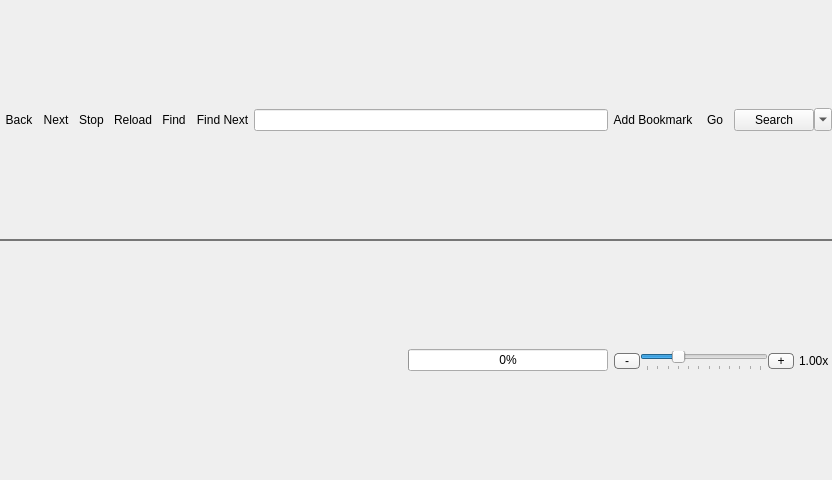
First picture: the form in ryouko_lib/mainwindow.ui, repository yusumishi/ryouko, before the edit.
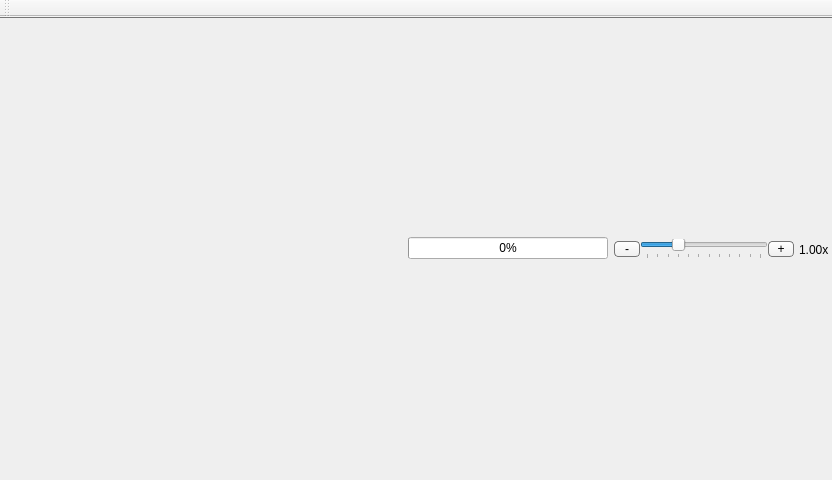
Second picture: the form after the edit.

Commit message: Heavily modified layout of the browser.

What changed in the file:
```diff
--- a/ryouko_lib/mainwindow.ui
+++ b/ryouko_lib/mainwindow.ui
@@ -14,9 +14,7 @@
    <string>Ryouko</string>
   </property>
   <property name="styleSheet">
-   <string notr="true">QListWidget {
-border: 0;
-}</string>
+   <string notr="true"/>
   </property>
   <property name="unifiedTitleAndToolBarOnMac">
    <bool>false</bool>
@@ -29,256 +27,7 @@
     <property name="spacing">
      <number>0</number>
     </property>
-    <item row="1" column="0">
-     <widget class="QWidget" name="mainToolBar" native="true">
-      <property name="sizePolicy">
-       <sizepolicy hsizetype="Preferred" vsizetype="Preferred">
-        <horstretch>0</horstretch>
-        <verstretch>0</verstretch>
-       </sizepolicy>
-      </property>
-      <property name="styleSheet">
-       <string notr="true">#mainToolBar {
-border-bottom: 1px solid palette(shadow);
-}</string>
-      </property>
-      <layout class="QGridLayout" name="mainToolBarContents">
-       <property name="margin">
-        <number>0</number>
-       </property>
-       <property name="spacing">
-        <number>0</number>
-       </property>
-       <item row="0" column="0">
-        <layout class="QHBoxLayout" name="mainToolBarLayout">
-         <property name="spacing">
-          <number>0</number>
-         </property>
-         <property name="bottomMargin">
-          <number>0</number>
-         </property>
-         <item>
-          <widget class="QWidget" name="subToolBar" native="true">
-           <property name="styleSheet">
-            <string notr="true">#subToolBar {
-min-width: 24px;
-}
-
-QListWidget {
-border: 0;
-}
-        
-QToolButton, QPushButton {
-min-width: 24px;
-border: 1px solid transparent;
-padding: 4px;
-border-radius: 4px;
-background-color: transparent;
-}
-
-QToolButton:hover, QPushButton:hover {
-border: 1px solid palette(shadow);
-background: qlineargradient(x1: 0, y1: 0, x2: 0, y2: 1,     stop:0 palette(light), stop:1 palette(button));
-}
-
-QToolButton:pressed, QPushButton:pressed {
-border: 1px solid palette(shadow);
-background: qlineargradient(x1: 0, y1: 0, x2: 0, y2: 1,     stop:0 palette(shadow), stop:1 palette(button));
-}</string>
-           </property>
-           <layout class="QHBoxLayout" name="horizontalLayout">
-            <property name="spacing">
-             <number>0</number>
-            </property>
-            <property name="margin">
-             <number>0</number>
-            </property>
-            <item>
-             <widget class="QPushButton" name="backButton">
-              <property name="focusPolicy">
-               <enum>Qt::TabFocus</enum>
-              </property>
-              <property name="toolTip">
-               <string>&lt;b&gt;Back&lt;/b&gt;&lt;br&gt;Alt+Left Arrow</string>
-              </property>
-              <property name="styleSheet">
-               <string notr="true"/>
-              </property>
-              <property name="text">
-               <string>Back</string>
-              </property>
-             </widget>
-            </item>
-            <item>
-             <widget class="QPushButton" name="nextButton">
-              <property name="focusPolicy">
-               <enum>Qt::TabFocus</enum>
-              </property>
-              <property name="toolTip">
-               <string>&lt;b&gt;Next&lt;/b&gt;&lt;br&gt;Alt+Right Arrow</string>
-              </property>
-              <property name="styleSheet">
-               <string notr="true"/>
-              </property>
-              <property name="text">
-               <string>Next</string>
-              </property>
-             </widget>
-            </item>
-            <item>
-             <widget class="QPushButton" name="stopButton">
-              <property name="focusPolicy">
-               <enum>Qt::TabFocus</enum>
-              </property>
-              <property name="toolTip">
-               <string>&lt;b&gt;Stop&lt;/b&gt;&lt;br&gt;Esc</string>
-              </property>
-              <property name="text">
-               <string>Stop</string>
-              </property>
-             </widget>
-            </item>
-            <item>
-             <widget class="QPushButton" name="reloadButton">
-              <property name="focusPolicy">
-               <enum>Qt::TabFocus</enum>
-              </property>
-              <property name="toolTip">
-               <string>&lt;b&gt;Reload&lt;/b&gt;&lt;br&gt;F5</string>
-              </property>
-              <property name="text">
-               <string>Reload</string>
-              </property>
-             </widget>
-            </item>
-            <item>
-             <widget class="QPushButton" name="findButton">
-              <property name="focusPolicy">
-               <enum>Qt::TabFocus</enum>
-              </property>
-              <property name="toolTip">
-               <string>&lt;b&gt;Find&lt;/b&gt;&lt;br&gt;Ctrl+F</string>
-              </property>
-              <property name="text">
-               <string>Find</string>
-              </property>
-             </widget>
-            </item>
-            <item>
-             <widget class="QPushButton" name="findNextButton">
-              <property name="focusPolicy">
-               <enum>Qt::TabFocus</enum>
-              </property>
-              <property name="toolTip">
-               <string>&lt;b&gt;Find Next&lt;/b&gt;&lt;br&gt;Ctrl+G</string>
-              </property>
-              <property name="text">
-               <string>Find Next</string>
-              </property>
-             </widget>
-            </item>
-            <item>
-             <widget class="QLineEdit" name="urlBar">
-              <property name="toolTip">
-               <string>&lt;b&gt;Location Bar&lt;/b&gt;&lt;br&gt;Ctrl+L; Alt+D</string>
-              </property>
-             </widget>
-            </item>
-            <item>
-             <widget class="QPushButton" name="addBookmarkButton">
-              <property name="focusPolicy">
-               <enum>Qt::TabFocus</enum>
-              </property>
-              <property name="toolTip">
-               <string>&lt;b&gt;Add Bookmark&lt;/b&gt;&lt;br&gt;Ctrl+D</string>
-              </property>
-              <property name="styleSheet">
-               <string notr="true"/>
-              </property>
-              <property name="text">
-               <string>Add Bookmark</string>
-              </property>
-             </widget>
-            </item>
-            <item>
-             <widget class="QPushButton" name="goButton">
-              <property name="focusPolicy">
-               <enum>Qt::TabFocus</enum>
-              </property>
-              <property name="toolTip">
-               <string>&lt;b&gt;Go&lt;/b&gt;&lt;br&gt;Enter</string>
-              </property>
-              <property name="styleSheet">
-               <string notr="true"/>
-              </property>
-              <property name="text">
-               <string>Go</string>
-              </property>
-             </widget>
-            </item>
-           </layout>
-          </widget>
-         </item>
-         <item>
-          <widget class="QPushButton" name="focusURLBarButton">
-           <property name="styleSheet">
-            <string notr="true">max-width: 0;
-min-width: 0;
-width: 0;
-background: transparent;</string>
-           </property>
-           <property name="text">
-            <string/>
-           </property>
-           <property name="iconSize">
-            <size>
-             <width>0</width>
-             <height>0</height>
-            </size>
-           </property>
-           <property name="shortcut">
-            <string>Alt+D</string>
-           </property>
-           <property name="flat">
-            <bool>true</bool>
-           </property>
-          </widget>
-         </item>
-         <item>
-          <widget class="QPushButton" name="searchButton">
-           <property name="focusPolicy">
-            <enum>Qt::TabFocus</enum>
-           </property>
-           <property name="toolTip">
-            <string>&lt;b&gt;Search&lt;/b&gt;&lt;br&gt;Ctrl+K</string>
-           </property>
-           <property name="text">
-            <string>Search</string>
-           </property>
-          </widget>
-         </item>
-         <item>
-          <widget class="QToolButton" name="searchEditButton">
-           <property name="focusPolicy">
-            <enum>Qt::TabFocus</enum>
-           </property>
-           <property name="styleSheet">
-            <string notr="true">QToolButton { max-width: 16px; }</string>
-           </property>
-           <property name="text">
-            <string>...</string>
-           </property>
-           <property name="arrowType">
-            <enum>Qt::DownArrow</enum>
-           </property>
-          </widget>
-         </item>
-        </layout>
-       </item>
-      </layout>
-     </widget>
-    </item>
-    <item row="4" column="0">
+    <item row="3" column="0">
      <widget class="QWidget" name="statusBar" native="true">
       <property name="styleSheet">
        <string notr="true">#statusBar {
@@ -454,6 +203,17 @@
     </item>
    </layout>
   </widget>
+  <widget class="QToolBar" name="mainToolBar">
+   <property name="windowTitle">
+    <string>toolBar</string>
+   </property>
+   <attribute name="toolBarArea">
+    <enum>TopToolBarArea</enum>
+   </attribute>
+   <attribute name="toolBarBreak">
+    <bool>false</bool>
+   </attribute>
+  </widget>
  </widget>
  <layoutdefault spacing="0" margin="0"/>
  <tabstops>
```
Left out of the diff: 12 changed lines with no effect on the pictures. The commit also changes 2 other files.
